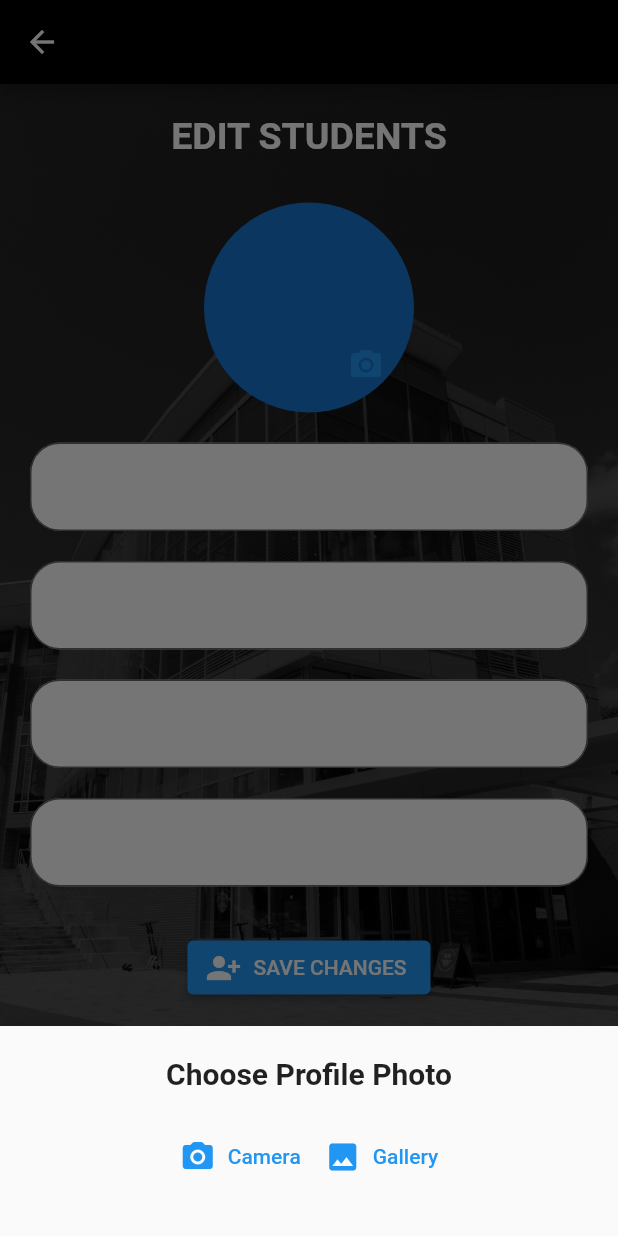
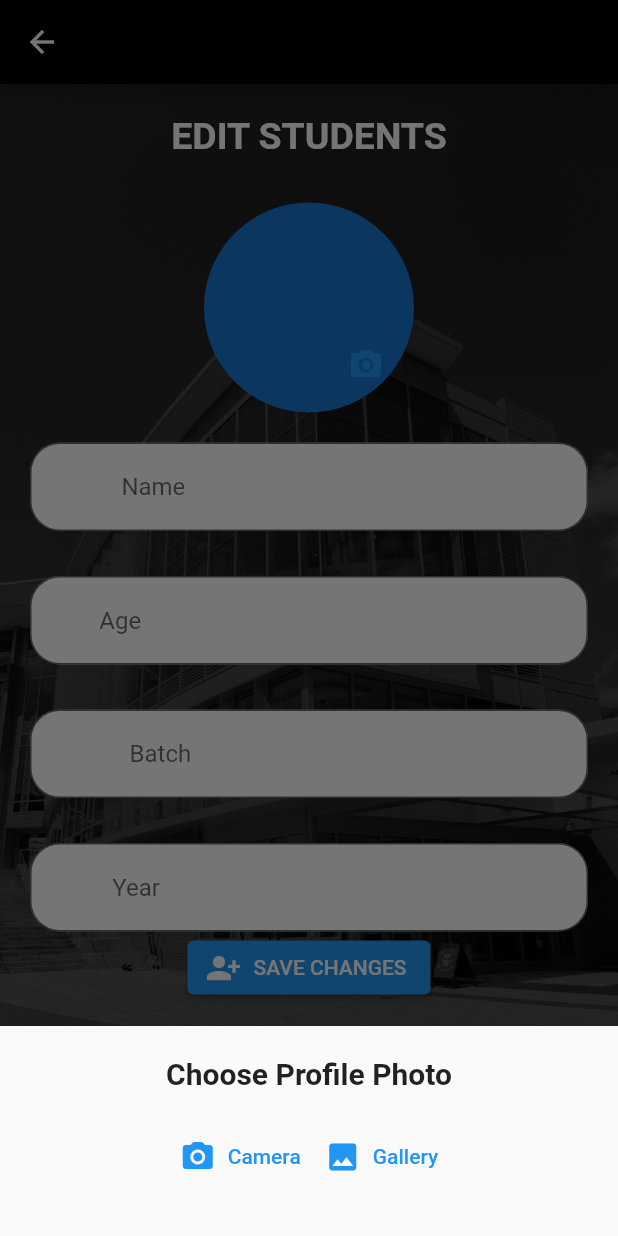
Before and after one commit to mvharikrishnan/Student_Record, a Flutter app: the edit_student screen opened directly with empty values, after a tap on the "camera alt" icon, on a phone screen of 412 x 824 dp. Run offline on Flutter 3.47's test engine with Material 2 defaults, Android fonts, the phone set to English and light mode, and no system bars; our stand-ins replace animated_splash_screen, google_fonts, hive_flutter, image_picker, shared_preferences; accounts and stored records are empty.

Commit message:
new Commit

```diff
--- a/lib/db/functions/db_functions.dart
+++ b/lib/db/functions/db_functions.dart
@@ -21,6 +21,7 @@ void EditStudent(StudentModel value,var id )async{
 
 final studentDB = await Hive.openBox<StudentModel>('Student_db');
   await studentDB.put(id,value);
+
   // studentListNotifier.value.add(value);
   studentListNotifier.notifyListeners();
    getAllStudents();
--- a/lib/editStudent.dart
+++ b/lib/editStudent.dart
@@ -1,5 +1,3 @@
-
-
 import 'dart:io';
 
 import 'package:flutter/material.dart';
@@ -12,15 +10,25 @@ import 'package:sample_student_record/db/model/data_model.dart';
 // ignore_for_file: prefer_const_constructors
 
 class edit_student extends StatefulWidget {
-  edit_student({Key? key,required this.editName,required this.editAge,required this.editBatch,required this.editYear,required this.id,required this.index, required this.editProfile}) : super(key: key);
+  edit_student(
+      {Key? key,
+      required this.editName,
+      required this.editAge,
+      required this.editBatch,
+      required this.editYear,
+      required this.id,
+      required this.index,
+      required this.editProfile,
+      required this.listKey})
+      : super(key: key);
   var editName;
   var editAge;
   var editBatch;
   var editYear;
   var id;
   var index;
+  var listKey;
   String editProfile;
-
 
   @override
   State<edit_student> createState() => _edit_studentState();
@@ -28,19 +36,33 @@ class edit_student extends StatefulWidget {
 
 class _edit_studentState extends State<edit_student> {
   // controller
-  final _nameController = TextEditingController();
+  //final _nameController = TextEditingController();
 
-  final _ageController = TextEditingController();
+  //final _ageController = TextEditingController();
 
-  final _batchController = TextEditingController();
+  //final _batchController = TextEditingController();
 
-  final _yearController = TextEditingController();
+  //final _yearController = TextEditingController();
+  TextEditingController? _nameController;
+  TextEditingController? _ageController;
+  TextEditingController? _batchController;
+  TextEditingController? _yearController;
 
+  String? _ImageFile;
 
-  File? _ImageFile;
   // File file = File(_ImageFile.path)
+  String? updatedImage;
+  final ImagePicker picker = ImagePicker();
 
-  final ImagePicker picker = ImagePicker();
+  @override
+  void initState() {
+    _nameController = TextEditingController(text: widget.editName);
+    _ageController = TextEditingController(text: widget.editAge);
+    _batchController = TextEditingController(text: widget.editBatch);
+    _yearController = TextEditingController(text: widget.editYear);
+
+    super.initState();
+  }
 
   @override
   Widget build(BuildContext context) {
@@ -76,29 +98,98 @@ class _edit_studentState extends State<edit_student> {
                   SizedBox(
                     height: 30,
                   ),
-                  imageProfieGet(context,widget.editProfile),
+                  imageProfieGet(context, widget.editProfile),
+
                   SizedBox(
                     height: 20,
                   ),
-                  textformFieldFunction(
-                      _nameController, widget.editName, TextInputType.name),
-                  SizedBox(
-                    height: 20,
+                  // textformFieldFunction(
+                  //     _nameController,TextInputType.name),
+                  // SizedBox(
+                  //   height: 20,
+                  // ),
+                  // textformFieldFunction(
+                  //     _ageController,TextInputType.number),
+                  // SizedBox(
+                  //   height: 20,
+                  // ),
+                  // textformFieldFunction(
+                  //     _batchController,TextInputType.name),
+                  // SizedBox(
+                  //   height: 20,
+                  // ),
+                  // textformFieldFunction(
+                  //     _yearController,TextInputType.number),
+                  TextFormField(
+                    keyboardType: TextInputType.name,
+                    controller: _nameController,
+                    decoration: InputDecoration(
+                      fillColor: Colors.white,
+                      filled: true,
+                      hintText: 'Name',
+                      border: OutlineInputBorder(
+                        borderRadius: BorderRadius.circular(20),
+
                       ),
-                  textformFieldFunction(
-                      _ageController, widget.editAge, TextInputType.number),
-                  SizedBox(
-                    height: 20,
+                      prefix: Text('NAME:')
                     ),
-                  textformFieldFunction(
-                      _batchController, widget.editBatch, TextInputType.name),
-                  SizedBox(
-                    height: 20,
                   ),
-                  textformFieldFunction(
-                      _yearController, widget.editYear, TextInputType.number),
+
                   SizedBox(
                     height: 30,
+                  ),
+                  TextFormField(
+                    keyboardType: TextInputType.number,
+                    controller: _ageController,
+                    decoration: InputDecoration(
+                      fillColor: Colors.white,
+                      filled: true,
+                      hintText: 'Age',
+                      border: OutlineInputBorder(
+                        borderRadius: BorderRadius.circular(20),
+                      ),
+                      prefix: Text('AGE:')
+                    ),
+                    validator: (value) {
+                      if(value!.isEmpty){
+                        return 'Please Enter Age';
+                      }
+                       if (!RegExp(r'^[0-9]+$').hasMatch(value)) {
+                                return 'Please enter a valid Age';
+                              }
+                    },
+                  ),
+                  SizedBox(
+                    height: 30,
+                  ),
+                  TextFormField(
+                    keyboardType: TextInputType.name,
+                    controller: _batchController,
+                    decoration: InputDecoration(
+                      fillColor: Colors.white,
+                      filled: true,
+                      hintText: 'Batch',
+                      border: OutlineInputBorder(
+                        borderRadius: BorderRadius.circular(20),
+                      ),
+                      prefix: Text('BATCH:')
+                    ),
+                  ),
+                  SizedBox(
+                    height: 30,
+                  ),
+                  TextFormField(
+                    keyboardType: TextInputType.number,
+                    controller: _yearController,
+                    decoration: InputDecoration(
+                      fillColor: Colors.white,
+                      filled: true,
+                      hintText: 'Year',
+                      border: OutlineInputBorder(
+                        borderRadius: BorderRadius.circular(20),
+                      ),
+                      prefix: Text('YEAR:')
+                    ),
                   ),
                   ElevatedButton.icon(
                     onPressed: () {
@@ -117,71 +208,77 @@ class _edit_studentState extends State<edit_student> {
   }
 
   Future<void> onEditStudentButtonClick() async {
-    final box=Boxes.getAll();
-    List<StudentModel>gg=box.values.toList() as List<StudentModel>;
-    final data =gg[widget.index];
+    final box = Boxes.getAll();
+    List<StudentModel> gg = box.values.toList() as List<StudentModel>;
+    final data = gg[widget.index];
 
+    var _name = _nameController!.text;
+    var _age = _ageController!.text;
+    var _batch = _batchController!.text;
+    var _year = _yearController!.text;
 
-    var _name= data.name;
-    var _age= data.age;
-    var _batch=data.batch;
-    var _year=data.year;
     String _profile =data.profile_image;
 
     print(data.batch);
 
-    if(_name==_nameController.text){
-
-       _name = data.name;
+    if (_name != null) {
+     // _name = data.name;
+    } else {
+      _name = _nameController!.text;
     }
-    else{
-      _name = _nameController.text;
-
+    if (_ageController != null) {
+     // _age = data.age;
+    } else {
+      _age = _ageController!.text;
     }
-    if(_ageController!=null){
-        _age = _ageController.text;
-
+    if (_batchController != null) {
+      //_batch = data.batch;
+    } else {
+      _batch = _batchController!.text;
     }
-    else{
-       _age = data.age;
+    if (_yearController != null) {
+     // _year = data.year;
+    } else {
+      _year = _yearController!.text;
     }
-        if(_batchController!=data.batch){
-
-       _batch = _batchController.text;
-
-    }
-    else{
-      _batch = data.batch;
-    }
-        if(_yearController!=null){
-           _year = _yearController.text;
-
-    }
-    else{
-       _year = data.year;
-
+    if (updatedImage != null) {
+      return;
+    } else {
+      updatedImage =widget.editProfile;
     }
 
+    // print('$_name,$_age,$_batch,$_year');
 
-    // print('$_name,$_age,$_batch,$_year');
-    final _student = StudentModel(name: _name, age: _age, batch: _batch, year: _year, profile_image: _profile);
-    EditStudent(_student,widget.id);
+    final _student = StudentModel(
+        name: _name,
+        age: _age,
+        batch: _batch,
+        year: _year,
+        profile_image: updatedImage!);
+        // final studentDB = await Hive.openBox<StudentModel>('Student_db');
+        // await studentDB.put(_student,widget.id);
+    EditStudent(_student, widget.id);
     print("${data.name}>>>>>>>>>>>>>>>>>>>>>>>>>>>>>>>>>>>>>>>>>>>>");
-     print("${_nameController.text}>>>>>>>>>>>>>>>>>>>>>>>>>>>>>>>>>>>>>>>>>>>>");
-     data.save();
+    print(
+        "${_nameController!.text}>>>>>>>>>>>>>>>>>>>>>>>>>>>>>>>>>>>>>>>>>>>>");
+        print(
+        "${_ageController!.text}>>>>>>>>>>>>>>>>>>>>>>>>>>>>>>>>>>>>>>>>>>>>");
+        print(
+        "${_batchController!.text}>>>>>>>>>>>>>>>>>>>>>>>>>>>>>>>>>>>>>>>>>>>>");
+        print(updatedImage);
+        print(widget.editProfile);
+    //data.save();
 
     Navigator.pop(context);
   }
 
   //Function for Text Form Field
   Widget textformFieldFunction(
-
-      TextEditingController controller, String labelText, TextInputType type) {
+      TextEditingController controller, TextInputType type) {
     return TextFormField(
-      controller: TextEditingController(text: labelText),
+      controller: TextEditingController(text: controller.text),
       keyboardType: type,
       decoration: InputDecoration(
-
         fillColor: Colors.white,
         filled: true,
         // hintText: labelText,
@@ -199,12 +296,15 @@ class _edit_studentState extends State<edit_student> {
       children: [
         CircleAvatar(
           radius: 70,
-           backgroundImage:
-             FileImage(File(image),)
-
+          backgroundImage: FileImage(File(image))
+          // (_ImageFile != null)
+          //     ? AssetImage('assets/images/user_icon.png')
+          //     : AssetImage('assets/images/user_icon.png'),
+          //  FileImage(File(_ImageFile!)) as ImageProvider
+          // FileImage(
+          //     File(updatedImage!),
+          //   )
           //AssetImage('assets/images/user_icon.png'),
-
-
         ),
         Positioned(
           bottom: 20,
@@ -275,8 +375,9 @@ class _edit_studentState extends State<edit_student> {
       //preferredCameraDevice: CameraDevice.front,
     );
     setState(() {
-      _ImageFile =File( getimage!.path);
+      updatedImage = getimage!.path;
     });
     // _ImageFile = getimage;
   }
+
 }
--- a/lib/main.dart
+++ b/lib/main.dart
@@ -11,7 +11,7 @@ Future<void> main()async{
  await Hive.initFlutter();
  if(!Hive.isAdapterRegistered(StudentModelAdapter().typeId)){
   Hive.registerAdapter(StudentModelAdapter());
-  // await Hive.openBox<StudentModel>('Student_db');
+   await Hive.openBox<StudentModel>('Student_db');
  }
   runApp(const MyApp());
 }
--- a/lib/view_student.dart
+++ b/lib/view_student.dart
@@ -5,6 +5,7 @@ import 'package:flutter/material.dart';
 import 'package:sample_student_record/db/functions/db_functions.dart';
 import 'package:sample_student_record/db/model/data_model.dart';
 import 'package:sample_student_record/editStudent.dart';
+import 'package:sample_student_record/searchuser.dart';
 import 'package:sample_student_record/studentProfile.dart';
 
 class View_studens extends StatelessWidget {
@@ -36,7 +37,9 @@ class View_studens extends StatelessWidget {
                           ),
                         ),
                       ),
-                      leading: CircleAvatar(backgroundImage: FileImage(File(data.profile_image)),),
+                      leading: CircleAvatar(
+                        backgroundImage: FileImage(File(data.profile_image)),
+                      ),
                       title: Text(data.name),
                       subtitle: Text('Batch: ${data.batch}'),
                       trailing: Row(
@@ -46,10 +49,17 @@ class View_studens extends StatelessWidget {
                             onPressed: () {
                               Navigator.of(context).push(
                                 MaterialPageRoute(
-                                  builder: (ctx) => edit_student(editName: data.name, editAge: data.age, editBatch: data.batch, editYear: data.year, id: data.key,index:index, editProfile: data.profile_image,),
+                                  builder: (ctx) => edit_student(
+                                      editName: data.name,
+                                      editAge: data.age,
+                                      editBatch: data.batch,
+                                      editYear: data.year,
+                                      id: data.key,
+                                      index: index,
+                                      editProfile: data.profile_image,
+                                      listKey: data.key),
                                 ),
                               );
-
                             },
                             icon: Icon(
                               Icons.edit,
@@ -102,6 +112,15 @@ class View_studens extends StatelessWidget {
         },
         valueListenable: studentListNotifier,
       ),
+      floatingActionButton: FloatingActionButton(onPressed: () {
+        Navigator.of(context).push(
+          MaterialPageRoute(
+            builder: (context) => Search_Screen(),
+          ),
+        );
+      },
+      child: const Icon(Icons.search),
+      ),
     );
   }
 }
```
Also changed, not shown: lib/searchuser.dart (+106 -0 lines). Lines whose indentation alone changed are shown as unchanged.
